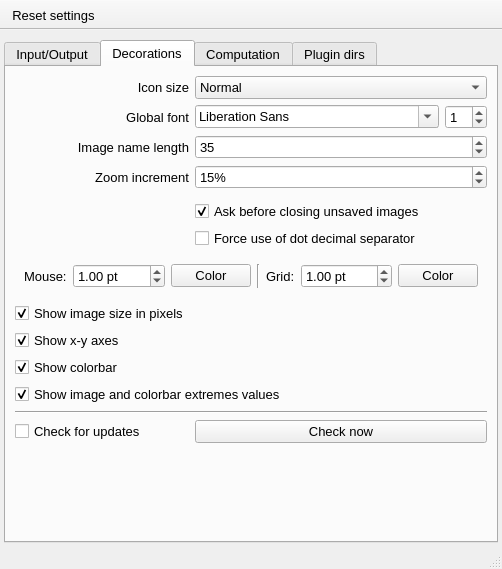
NeutrinoToolkit/Neutrino, file UIs/nPreferences.ui: the form before one commit.
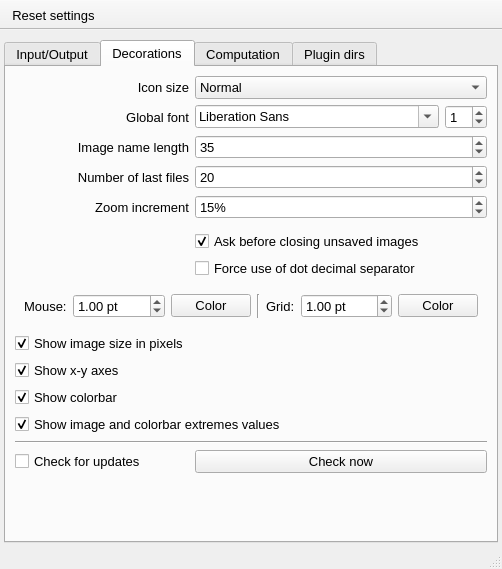
The form after the commit. The open tabs and pages were chosen to show the change. Icons and pictures are not drawn.

Patch:
```diff
--- a/UIs/nPreferences.ui
+++ b/UIs/nPreferences.ui
@@ -38,7 +38,7 @@
     <item row="1" column="1">
      <widget class="QTabWidget" name="tabWidget">
       <property name="currentIndex">
-       <number>0</number>
+       <number>1</number>
       </property>
       <property name="neutrinoSave" stdset="0">
        <bool>true</bool>
@@ -182,7 +182,7 @@
               <string>...</string>
              </property>
              <property name="icon">
-              <iconset resource="../../build-neutrinoMaster-Brew-Debug/src/qrc/icons.qrc">
+              <iconset resource="../../build-neutrino-Desktop_x86_darwin_generic_mach_o_32bit-Debug/src/qrc/icons.qrc">
                <normaloff>:/icons/autoRefresh.png</normaloff>:/icons/autoRefresh.png</iconset>
              </property>
             </widget>
@@ -196,7 +196,7 @@
               <string>...</string>
              </property>
              <property name="icon">
-              <iconset resource="../../build-neutrinoMaster-Brew-Debug/src/qrc/icons.qrc">
+              <iconset resource="../../build-neutrino-Desktop_x86_darwin_generic_mach_o_32bit-Debug/src/qrc/icons.qrc">
                <normaloff>:/icons/lockOpen.png</normaloff>
                <normalon>:/icons/lockClose.png</normalon>:/icons/lockOpen.png</iconset>
              </property>
@@ -268,7 +268,7 @@
               <string>...</string>
              </property>
              <property name="icon">
-              <iconset resource="../../build-neutrinoMaster-Brew-Debug/src/qrc/icons.qrc">
+              <iconset resource="../../build-neutrino-Desktop_x86_darwin_generic_mach_o_32bit-Debug/src/qrc/icons.qrc">
                <normaloff>:/icons/lockOpen.png</normaloff>
                <normalon>:/icons/lockClose.png</normalon>:/icons/lockOpen.png</iconset>
              </property>
@@ -302,7 +302,7 @@
               <string>...</string>
              </property>
              <property name="icon">
-              <iconset resource="../../build-neutrinoMaster-Brew-Debug/src/qrc/icons.qrc">
+              <iconset resource="../../build-neutrino-Desktop_x86_darwin_generic_mach_o_32bit-Debug/src/qrc/icons.qrc">
                <normaloff>:/icons/lockOpen.png</normaloff>
                <normalon>:/icons/lockClose.png</normalon>:/icons/lockOpen.png</iconset>
              </property>
@@ -323,7 +323,7 @@
               <string>...</string>
              </property>
              <property name="icon">
-              <iconset resource="../../build-neutrinoMaster-Brew-Debug/src/qrc/icons.qrc">
+              <iconset resource="../../build-neutrino-Desktop_x86_darwin_generic_mach_o_32bit-Debug/src/qrc/icons.qrc">
                <normaloff>:/icons/lockOpen.png</normaloff>
                <normalon>:/icons/lockClose.png</normalon>:/icons/lockOpen.png</iconset>
              </property>
@@ -538,7 +538,7 @@
               <string>...</string>
              </property>
              <property name="icon">
-              <iconset resource="../../build-neutrinoMaster-Brew-Debug/src/qrc/icons.qrc">
+              <iconset resource="../../build-neutrino-Desktop_x86_darwin_generic_mach_o_32bit-Debug/src/qrc/icons.qrc">
                <normaloff>:/icons/lockOpen.png</normaloff>
                <normalon>:/icons/lockClose.png</normalon>:/icons/lockOpen.png</iconset>
              </property>
@@ -559,7 +559,7 @@
               <string>...</string>
              </property>
              <property name="icon">
-              <iconset resource="../../build-neutrinoMaster-Brew-Debug/src/qrc/icons.qrc">
+              <iconset resource="../../build-neutrino-Desktop_x86_darwin_generic_mach_o_32bit-Debug/src/qrc/icons.qrc">
                <normaloff>:/icons/lockOpen.png</normaloff>
                <normalon>:/icons/lockClose.png</normalon>:/icons/lockOpen.png</iconset>
              </property>
@@ -670,7 +670,7 @@
                  <string>...</string>
                 </property>
                 <property name="icon">
-                 <iconset resource="../../build-neutrinoMaster-Brew-Debug/src/qrc/icons.qrc">
+                 <iconset resource="../../build-neutrino-Desktop_x86_darwin_generic_mach_o_32bit-Debug/src/qrc/icons.qrc">
                   <normaloff>:/icons/autoRefresh.png</normaloff>:/icons/autoRefresh.png</iconset>
                 </property>
                </widget>
@@ -687,7 +687,7 @@
               <string>...</string>
              </property>
              <property name="icon">
-              <iconset resource="../../build-neutrinoMaster-Brew-Debug/src/qrc/icons.qrc">
+              <iconset resource="../../build-neutrino-Desktop_x86_darwin_generic_mach_o_32bit-Debug/src/qrc/icons.qrc">
                <normaloff>:/icons/autoRefresh.png</normaloff>:/icons/autoRefresh.png</iconset>
              </property>
             </widget>
@@ -717,7 +717,7 @@
               <string>...</string>
              </property>
              <property name="icon">
-              <iconset resource="../../build-neutrinoMaster-Brew-Debug/src/qrc/icons.qrc">
+              <iconset resource="../../build-neutrino-Desktop_x86_darwin_generic_mach_o_32bit-Debug/src/qrc/icons.qrc">
                <normaloff>:/icons/lockOpen.png</normaloff>
                <normalon>:/icons/lockClose.png</normalon>:/icons/lockOpen.png</iconset>
              </property>
@@ -738,7 +738,7 @@
               <string>...</string>
              </property>
              <property name="icon">
-              <iconset resource="../../build-neutrinoMaster-Brew-Debug/src/qrc/icons.qrc">
+              <iconset resource="../../build-neutrino-Desktop_x86_darwin_generic_mach_o_32bit-Debug/src/qrc/icons.qrc">
                <normaloff>:/icons/lockOpen.png</normaloff>
                <normalon>:/icons/lockClose.png</normalon>:/icons/lockOpen.png</iconset>
              </property>
@@ -836,7 +836,173 @@
         <string>Decorations</string>
        </attribute>
        <layout class="QGridLayout" name="gridLayout_8">
-        <item row="7" column="0" colspan="2">
+        <item row="2" column="0">
+         <widget class="QLabel" name="label">
+          <property name="font">
+           <font>
+            <pointsize>10</pointsize>
+           </font>
+          </property>
+          <property name="text">
+           <string>Image name length</string>
+          </property>
+          <property name="alignment">
+           <set>Qt::AlignRight|Qt::AlignTrailing|Qt::AlignVCenter</set>
+          </property>
+         </widget>
+        </item>
+        <item row="1" column="0">
+         <widget class="QLabel" name="label_5">
+          <property name="font">
+           <font>
+            <pointsize>10</pointsize>
+           </font>
+          </property>
+          <property name="text">
+           <string>Global font</string>
+          </property>
+          <property name="alignment">
+           <set>Qt::AlignRight|Qt::AlignTrailing|Qt::AlignVCenter</set>
+          </property>
+         </widget>
+        </item>
+        <item row="4" column="0">
+         <widget class="QLabel" name="label_2">
+          <property name="font">
+           <font>
+            <pointsize>10</pointsize>
+           </font>
+          </property>
+          <property name="text">
+           <string>Zoom increment</string>
+          </property>
+          <property name="alignment">
+           <set>Qt::AlignRight|Qt::AlignTrailing|Qt::AlignVCenter</set>
+          </property>
+         </widget>
+        </item>
+        <item row="0" column="1">
+         <widget class="QComboBox" name="comboIconSize">
+          <property name="font">
+           <font>
+            <pointsize>10</pointsize>
+           </font>
+          </property>
+          <property name="currentIndex">
+           <number>1</number>
+          </property>
+          <property name="neutrinoSave" stdset="0">
+           <bool>true</bool>
+          </property>
+          <item>
+           <property name="text">
+            <string>Small</string>
+           </property>
+          </item>
+          <item>
+           <property name="text">
+            <string>Normal</string>
+           </property>
+          </item>
+          <item>
+           <property name="text">
+            <string>Large</string>
+           </property>
+          </item>
+         </widget>
+        </item>
+        <item row="9" column="0">
+         <widget class="QCheckBox" name="showDimPixel">
+          <property name="font">
+           <font>
+            <pointsize>10</pointsize>
+           </font>
+          </property>
+          <property name="text">
+           <string>Show image size in pixels</string>
+          </property>
+          <property name="checked">
+           <bool>true</bool>
+          </property>
+          <property name="tristate">
+           <bool>false</bool>
+          </property>
+          <property name="neutrinoSave" stdset="0">
+           <bool>true</bool>
+          </property>
+         </widget>
+        </item>
+        <item row="2" column="1">
+         <widget class="QSpinBox" name="physNameLength">
+          <property name="value">
+           <number>35</number>
+          </property>
+          <property name="neutrinoSave" stdset="0">
+           <bool>true</bool>
+          </property>
+         </widget>
+        </item>
+        <item row="10" column="0">
+         <widget class="QCheckBox" name="showXYaxes">
+          <property name="font">
+           <font>
+            <pointsize>10</pointsize>
+           </font>
+          </property>
+          <property name="text">
+           <string>Show x-y axes</string>
+          </property>
+          <property name="checked">
+           <bool>true</bool>
+          </property>
+          <property name="neutrinoSave" stdset="0">
+           <bool>true</bool>
+          </property>
+         </widget>
+        </item>
+        <item row="15" column="1">
+         <spacer name="verticalSpacer_2">
+          <property name="orientation">
+           <enum>Qt::Vertical</enum>
+          </property>
+          <property name="sizeHint" stdset="0">
+           <size>
+            <width>20</width>
+            <height>40</height>
+           </size>
+          </property>
+         </spacer>
+        </item>
+        <item row="4" column="1">
+         <widget class="QSpinBox" name="currentStepScaleFactor">
+          <property name="suffix">
+           <string>%</string>
+          </property>
+          <property name="minimum">
+           <number>1</number>
+          </property>
+          <property name="maximum">
+           <number>999</number>
+          </property>
+          <property name="value">
+           <number>15</number>
+          </property>
+          <property name="neutrinoSave" stdset="0">
+           <bool>true</bool>
+          </property>
+         </widget>
+        </item>
+        <item row="14" column="0">
+         <widget class="QCheckBox" name="checkUpdates">
+          <property name="text">
+           <string>Check for updates</string>
+          </property>
+          <property name="neutrinoSave" stdset="0">
+           <bool>true</bool>
+          </property>
+         </widget>
+        </item>
+        <item row="8" column="0" colspan="2">
          <widget class="QWidget" name="widget_6" native="true">
           <layout class="QGridLayout" name="gridLayout_9" columnstretch="0,1,0,0,0,1,0">
            <item row="0" column="1">
@@ -923,16 +1089,69 @@
           </layout>
          </widget>
         </item>
-        <item row="2" column="1">
-         <widget class="QSpinBox" name="physNameLength">
-          <property name="value">
-           <number>35</number>
+        <item row="6" column="1">
+         <widget class="QCheckBox" name="askCloseUnsaved">
+          <property name="font">
+           <font>
+            <pointsize>10</pointsize>
+           </font>
           </property>
+          <property name="text">
+           <string>Ask before closing unsaved images</string>
+          </property>
+          <property name="checked">
+           <bool>true</bool>
+          </property>
           <property name="neutrinoSave" stdset="0">
            <bool>true</bool>
           </property>
          </widget>
         </item>
+        <item row="14" column="1">
+         <widget class="QPushButton" name="checkUpdatesNow">
+          <property name="text">
+           <string>Check now</string>
+          </property>
+         </widget>
+        </item>
+        <item row="11" column="0">
+         <widget class="QCheckBox" name="showColorbar">
+          <property name="font">
+           <font>
+            <pointsize>10</pointsize>
+           </font>
+          </property>
+          <property name="text">
+           <string>Show colorbar</string>
+          </property>
+          <property name="checked">
+           <bool>true</bool>
+          </property>
+          <property name="neutrinoSave" stdset="0">
+           <bool>true</bool>
+          </property>
+         </widget>
+        </item>
+        <item row="13" column="0" colspan="2">
+         <widget class="Line" name="line_3">
+          <property name="orientation">
+           <enum>Qt::Horizontal</enum>
+          </property>
+         </widget>
+        </item>
+        <item row="12" column="0" colspan="2">
+         <widget class="QCheckBox" name="showColorbarValues">
+          <property name="text">
+           <string>Show image and colorbar extremes values</string>
+          </property>
+          <property name="checked">
+           <bool>true</bool>
+          </property>
+          <property name="neutirnoSave" stdset="0">
+           <bool>true</bool>
+          </property>
+         </widget>
+        </item>
         <item row="1" column="1">
          <widget class="QWidget" name="widget" native="true">
           <layout class="QGridLayout" name="gridLayout_5">
@@ -961,7 +1180,7 @@
           </layout>
          </widget>
         </item>
-        <item row="4" column="0">
+        <item row="5" column="0">
          <widget class="QWidget" name="widget_21" native="true">
           <layout class="QHBoxLayout" name="horizontalLayout_2">
            <property name="leftMargin">
@@ -979,115 +1198,6 @@
           </layout>
          </widget>
         </item>
-        <item row="3" column="0">
-         <widget class="QLabel" name="label_2">
-          <property name="font">
-           <font>
-            <pointsize>10</pointsize>
-           </font>
-          </property>
-          <property name="text">
-           <string>Zoom increment</string>
-          </property>
-          <property name="alignment">
-           <set>Qt::AlignRight|Qt::AlignTrailing|Qt::AlignVCenter</set>
-          </property>
-         </widget>
-        </item>
-        <item row="1" column="0">
-         <widget class="QLabel" name="label_5">
-          <property name="font">
-           <font>
-            <pointsize>10</pointsize>
-           </font>
-          </property>
-          <property name="text">
-           <string>Global font</string>
-          </property>
-          <property name="alignment">
-           <set>Qt::AlignRight|Qt::AlignTrailing|Qt::AlignVCenter</set>
-          </property>
-         </widget>
-        </item>
-        <item row="8" column="0">
-         <widget class="QCheckBox" name="showDimPixel">
-          <property name="font">
-           <font>
-            <pointsize>10</pointsize>
-           </font>
-          </property>
-          <property name="text">
-           <string>Show image size in pixels</string>
-          </property>
-          <property name="checked">
-           <bool>true</bool>
-          </property>
-          <property name="tristate">
-           <bool>false</bool>
-          </property>
-          <property name="neutrinoSave" stdset="0">
-           <bool>true</bool>
-          </property>
-         </widget>
-        </item>
-        <item row="9" column="0">
-         <widget class="QCheckBox" name="showXYaxes">
-          <property name="font">
-           <font>
-            <pointsize>10</pointsize>
-           </font>
-          </property>
-          <property name="text">
-           <string>Show x-y axes</string>
-          </property>
-          <property name="checked">
-           <bool>true</bool>
-          </property>
-          <property name="neutrinoSave" stdset="0">
-           <bool>true</bool>
-          </property>
-         </widget>
-        </item>
-        <item row="13" column="0">
-         <widget class="QCheckBox" name="checkUpdates">
-          <property name="text">
-           <string>Check for updates</string>
-          </property>
-          <property name="neutrinoSave" stdset="0">
-           <bool>true</bool>
-          </property>
-         </widget>
-        </item>
-        <item row="0" column="1">
-         <widget class="QComboBox" name="comboIconSize">
-          <property name="font">
-           <font>
-            <pointsize>10</pointsize>
-           </font>
-          </property>
-          <property name="currentIndex">
-           <number>1</number>
-          </property>
-          <property name="neutrinoSave" stdset="0">
-           <bool>true</bool>
-          </property>
-          <item>
-           <property name="text">
-            <string>Small</string>
-           </property>
-          </item>
-          <item>
-           <property name="text">
-            <string>Normal</string>
-           </property>
-          </item>
-          <item>
-           <property name="text">
-            <string>Large</string>
-           </property>
-          </item>
-         </widget>
-        </item>
         <item row="0" column="0">
          <widget class="QLabel" name="label_3">
           <property name="font">
@@ -1103,14 +1213,7 @@
           </property>
          </widget>
         </item>
-        <item row="13" column="1">
-         <widget class="QPushButton" name="checkUpdatesNow">
-          <property name="text">
-           <string>Check now</string>
-          </property>
-         </widget>
-        </item>
-        <item row="6" column="1">
+        <item row="7" column="1">
          <widget class="QCheckBox" name="forceDecimalDot">
           <property name="text">
            <string>Force use of dot decimal separator</string>
@@ -1120,109 +1223,29 @@
           </property>
          </widget>
         </item>
-        <item row="5" column="1">
-         <widget class="QCheckBox" name="askCloseUnsaved">
-          <property name="font">
-           <font>
-            <pointsize>10</pointsize>
-           </font>
-          </property>
+        <item row="3" column="0">
+         <widget class="QLabel" name="label_22">
           <property name="text">
-           <string>Ask before closing unsaved images</string>
-          </property>
-          <property name="checked">
-           <bool>true</bool>
-          </property>
-          <property name="neutrinoSave" stdset="0">
-           <bool>true</bool>
-          </property>
-         </widget>
-        </item>
-        <item row="2" column="0">
-         <widget class="QLabel" name="label">
-          <property name="font">
-           <font>
-            <pointsize>10</pointsize>
-           </font>
-          </property>
-          <property name="text">
-           <string>Image name length</string>
+           <string>Number of last files</string>
           </property>
           <property name="alignment">
            <set>Qt::AlignRight|Qt::AlignTrailing|Qt::AlignVCenter</set>
           </property>
          </widget>
         </item>
-        <item row="10" column="0">
-         <widget class="QCheckBox" name="showColorbar">
-          <property name="font">
-           <font>
-            <pointsize>10</pointsize>
-           </font>
-          </property>
-          <property name="text">
-           <string>Show colorbar</string>
-          </property>
-          <property name="checked">
-           <bool>true</bool>
-          </property>
-          <property name="neutrinoSave" stdset="0">
-           <bool>true</bool>
-          </property>
-         </widget>
-        </item>
         <item row="3" column="1">
-         <widget class="QSpinBox" name="currentStepScaleFactor">
-          <property name="suffix">
-           <string>%</string>
-          </property>
-          <property name="minimum">
-           <number>1</number>
-          </property>
+         <widget class="QSpinBox" name="MaxRecentFiles">
           <property name="maximum">
-           <number>999</number>
+           <number>990</number>
           </property>
           <property name="value">
-           <number>15</number>
+           <number>20</number>
           </property>
           <property name="neutrinoSave" stdset="0">
            <bool>true</bool>
           </property>
          </widget>
         </item>
-        <item row="14" column="1">
-         <spacer name="verticalSpacer_2">
-          <property name="orientation">
-           <enum>Qt::Vertical</enum>
-          </property>
-          <property name="sizeHint" stdset="0">
-           <size>
-            <width>20</width>
-            <height>40</height>
-           </size>
-          </property>
-         </spacer>
-        </item>
-        <item row="11" column="0" colspan="2">
-         <widget class="QCheckBox" name="showColorbarValues">
-          <property name="text">
-           <string>Show image and colorbar extremes values</string>
-          </property>
-          <property name="checked">
-           <bool>true</bool>
-          </property>
-          <property name="neutirnoSave" stdset="0">
-           <bool>true</bool>
-          </property>
-         </widget>
-        </item>
-        <item row="12" column="0" colspan="2">
-         <widget class="Line" name="line_3">
-          <property name="orientation">
-           <enum>Qt::Horizontal</enum>
-          </property>
-         </widget>
-        </item>
        </layout>
       </widget>
       <widget class="QWidget" name="computation">
@@ -1417,7 +1440,7 @@
            <string>...</string>
           </property>
           <property name="icon">
-           <iconset resource="../../build-neutrinoMaster-Brew-Debug/src/qrc/icons.qrc">
+           <iconset resource="../../build-neutrino-Desktop_x86_darwin_generic_mach_o_32bit-Debug/src/qrc/icons.qrc">
             <normaloff>:/icons/remove.png</normaloff>:/icons/remove.png</iconset>
           </property>
          </widget>
@@ -1431,7 +1454,7 @@
            <string>...</string>
           </property>
           <property name="icon">
-           <iconset resource="../../build-neutrinoMaster-Brew-Debug/src/qrc/icons.qrc">
+           <iconset resource="../../build-neutrino-Desktop_x86_darwin_generic_mach_o_32bit-Debug/src/qrc/icons.qrc">
             <normaloff>:/icons/plus.png</normaloff>:/icons/plus.png</iconset>
           </property>
          </widget>
@@ -1495,7 +1518,7 @@
   </widget>
   <action name="actionReset_settings">
    <property name="icon">
-    <iconset resource="../../build-neutrinoMaster-Brew-Debug/src/qrc/icons.qrc">
+    <iconset resource="../../build-neutrino-Desktop_x86_darwin_generic_mach_o_32bit-Debug/src/qrc/icons.qrc">
      <normaloff>:/icons/trash.png</normaloff>:/icons/trash.png</iconset>
    </property>
    <property name="text">
```
Left out of the diff: 2 changed lines with no effect on the pictures.
